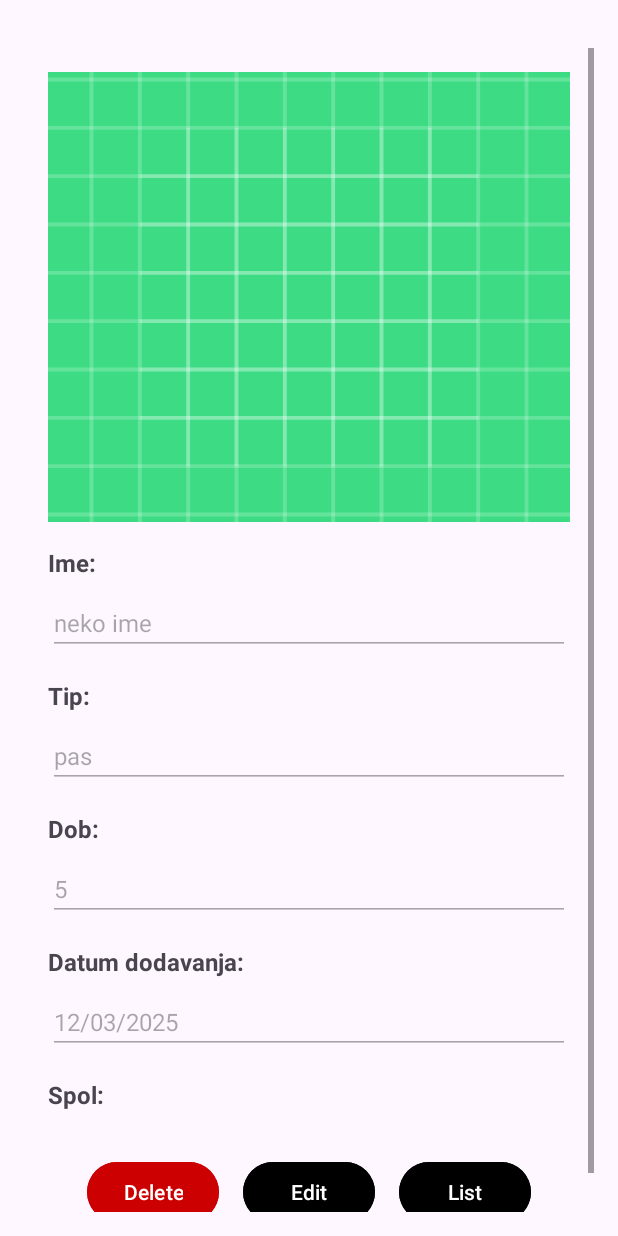
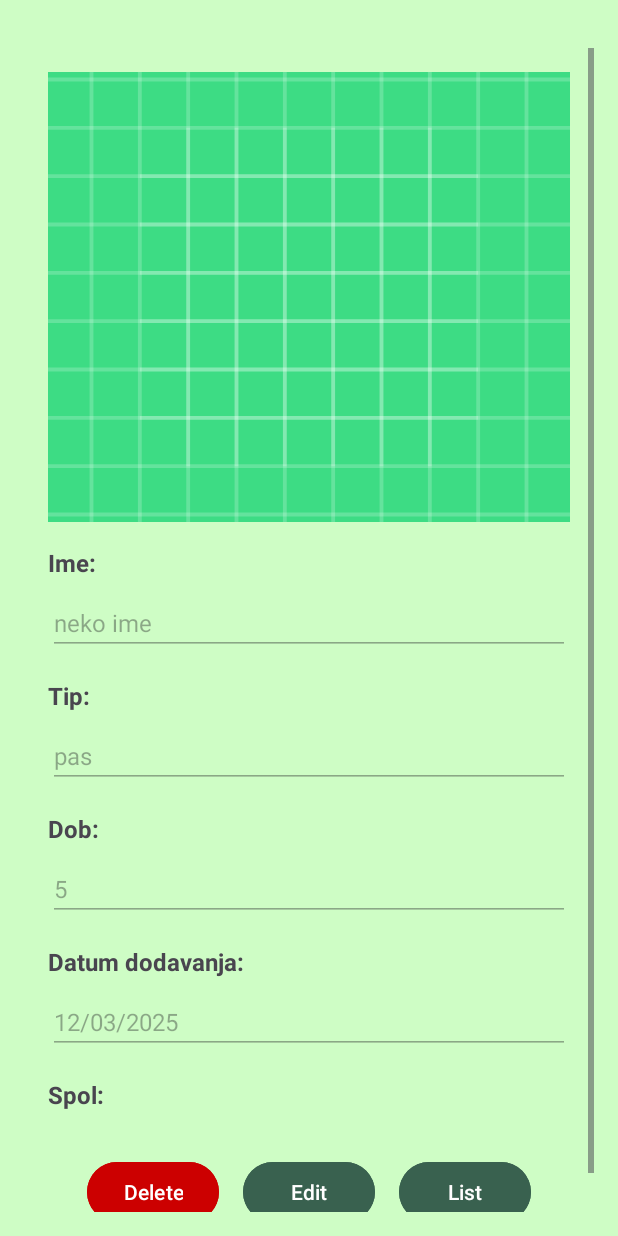
Before and after one commit to Andrej659/PetGO, an Android app: the fragment PetDetailFragment placed in its activity, on a phone screen of 412 x 824 dp. Run offline under Robolectric (Android 15) with nearby library versions, the light colour scheme and no system bars; our stand-ins replace Room's generated code.

Commit message:
uređivanje koda radi preglednosti, te visual update

```diff
--- a/app/src/main/java/org/unizd/rma/markanjevic/adapters/PetAdapter.kt
+++ b/app/src/main/java/org/unizd/rma/markanjevic/adapters/PetAdapter.kt
@@ -15,7 +15,8 @@
     private val listener: OnPetClickListener
 ) : RecyclerView.Adapter<PetAdapter.PetViewHolder>() {
 
-    interface OnPetClickListener {
+
+    fun interface OnPetClickListener {
         fun onPetClick(petId: Int)
     }
 
--- a/app/src/main/java/org/unizd/rma/markanjevic/dao/AnimalDao.kt
+++ b/app/src/main/java/org/unizd/rma/markanjevic/dao/AnimalDao.kt
@@ -22,9 +22,11 @@
     @Query("SELECT * FROM animals WHERE id = :id")
     fun getAnimalById(id: Int): LiveData<Animal>
 
+    //Delete an animal from the database
     @Delete
     suspend fun deleteAnimal(animal: Animal)
 
+    //Update the data on the animal in the database
     @Update
     suspend fun updateAnimal(animal: Animal)
 }
--- a/app/src/main/java/org/unizd/rma/markanjevic/viewmodels/AnimalViewModel.kt
+++ b/app/src/main/java/org/unizd/rma/markanjevic/viewmodels/AnimalViewModel.kt
@@ -16,19 +16,19 @@
     }
 
     fun insertAnimal(animal: Animal) {
-        viewModelScope.launch() {
+        viewModelScope.launch {
             animalDao.insertAnimal(animal)
         }
     }
 
     fun deleteAnimal(animal: Animal) {
-        viewModelScope.launch() {
+        viewModelScope.launch {
             animalDao.deleteAnimal(animal)
         }
     }
 
     fun updateAnimal(animal: Animal) {
-        viewModelScope.launch() {
+        viewModelScope.launch {
             animalDao.updateAnimal(animal)
         }
     }
--- a/app/src/main/java/org/unizd/rma/markanjevic/views/PetDetailFragment.kt
+++ b/app/src/main/java/org/unizd/rma/markanjevic/views/PetDetailFragment.kt
@@ -172,6 +172,11 @@
             btnEdit.text = "Save"
             animalGender.visibility = View.GONE
             genderSpinner.visibility = View.VISIBLE
+            val genderArray = resources.getStringArray(R.array.gender_array)
+            val genderIndex = genderArray.indexOf(currentAnimal.gender)
+            if (genderIndex >= 0) {
+                genderSpinner.setSelection(genderIndex)
+            }
         } else {
             btnEdit.text = "Edit"
             animalGender.visibility = View.VISIBLE
--- a/app/src/main/res/layout/activity_main.xml
+++ b/app/src/main/res/layout/activity_main.xml
@@ -4,6 +4,7 @@
     xmlns:tools="http://schemas.android.com/tools"
     android:layout_width="match_parent"
     android:layout_height="match_parent"
+    android:background="#CEFDC5"
     tools:context=".MainActivity">
 
     <!-- FrameLayout koji će držati fragmente -->
--- a/app/src/main/res/layout/fragment_pet_detail.xml
+++ b/app/src/main/res/layout/fragment_pet_detail.xml
@@ -2,6 +2,7 @@
 <LinearLayout xmlns:android="http://schemas.android.com/apk/res/android"
     android:layout_width="match_parent"
     android:layout_height="match_parent"
+    android:background="#CEFDC5"
     android:orientation="vertical"
     android:padding="16dp">
 
@@ -21,147 +22,147 @@
                 android:layout_width="match_parent"
                 android:layout_height="300dp"
                 android:layout_gravity="center"
-                android:src="@drawable/ic_launcher_background"
+                android:clickable="false"
                 android:contentDescription="Animal Image"
+                android:focusable="false"
+                android:onClick="onImageClick"
                 android:scaleType="centerCrop"
-                android:clickable="false"
-                android:focusable="false"
-                android:onClick="onImageClick" />
+                android:src="@drawable/ic_launcher_background" />
 
 
             <TextView
                 android:id="@+id/animalNameLabel"
                 android:layout_width="wrap_content"
                 android:layout_height="wrap_content"
+                android:layout_marginTop="16dp"
                 android:text="Ime:"
                 android:textSize="16sp"
-                android:textStyle="bold"
-                android:layout_marginTop="16dp" />
+                android:textStyle="bold" />
 
             <EditText
                 android:id="@+id/animalName"
                 android:layout_width="match_parent"
                 android:layout_height="wrap_content"
+                android:layout_marginTop="8dp"
+                android:enabled="false"
+                android:focusable="false"
+                android:focusableInTouchMode="false"
                 android:text="neko ime"
-                android:textSize="16sp"
-                android:layout_marginTop="8dp"
-                android:focusable="false"
-                android:enabled="false"
-                android:focusableInTouchMode="false"/>
+                android:textSize="16sp" />
 
             <TextView
                 android:id="@+id/animalTypeLabel"
                 android:layout_width="wrap_content"
                 android:layout_height="wrap_content"
+                android:layout_marginTop="16dp"
                 android:text="Tip:"
                 android:textSize="16sp"
-                android:textStyle="bold"
-                android:layout_marginTop="16dp" />
+                android:textStyle="bold" />
 
             <EditText
                 android:id="@+id/animalType"
                 android:layout_width="match_parent"
                 android:layout_height="wrap_content"
+                android:layout_marginTop="8dp"
+                android:enabled="false"
+                android:focusable="false"
+                android:focusableInTouchMode="false"
                 android:text="pas"
-                android:textSize="16sp"
-                android:layout_marginTop="8dp"
-                android:focusable="false"
-                android:enabled="false"
-                android:focusableInTouchMode="false"/>
+                android:textSize="16sp" />
 
             <TextView
                 android:id="@+id/animalAgeLabel"
                 android:layout_width="wrap_content"
                 android:layout_height="wrap_content"
+                android:layout_marginTop="16dp"
                 android:text="Dob:"
                 android:textSize="16sp"
-                android:textStyle="bold"
-                android:layout_marginTop="16dp" />
+                android:textStyle="bold" />
 
             <EditText
                 android:id="@+id/animalAge"
                 android:layout_width="match_parent"
                 android:layout_height="wrap_content"
+                android:layout_marginTop="8dp"
+                android:enabled="false"
+                android:focusable="false"
+                android:focusableInTouchMode="false"
                 android:text="5"
-                android:textSize="16sp"
-                android:layout_marginTop="8dp"
-                android:focusable="false"
-                android:enabled="false"
-                android:focusableInTouchMode="false"/>
+                android:textSize="16sp" />
 
             <TextView
                 android:id="@+id/animalDateAddedLabel"
                 android:layout_width="wrap_content"
                 android:layout_height="wrap_content"
+                android:layout_marginTop="16dp"
                 android:text="Datum dodavanja:"
                 android:textSize="16sp"
-                android:textStyle="bold"
-                android:layout_marginTop="16dp" />
+                android:textStyle="bold" />
 
             <EditText
                 android:id="@+id/animalDateAdded"
                 android:layout_width="match_parent"
                 android:layout_height="wrap_content"
+                android:layout_marginTop="8dp"
+                android:enabled="false"
+                android:focusable="false"
                 android:text="12/03/2025"
-                android:textSize="16sp"
-                android:layout_marginTop="8dp"
-                android:focusable="false"
-                android:enabled="false" />
+                android:textSize="16sp" />
 
             <TextView
                 android:id="@+id/animalGenderLabel"
                 android:layout_width="wrap_content"
                 android:layout_height="wrap_content"
+                android:layout_marginTop="16dp"
                 android:text="Spol:"
                 android:textSize="16sp"
-                android:textStyle="bold"
-                android:layout_marginTop="16dp" />
+                android:textStyle="bold" />
 
             <TextView
                 android:id="@+id/animalGender"
                 android:layout_width="wrap_content"
                 android:layout_height="wrap_content"
-                android:textSize="16sp"
-                android:layout_marginTop="8dp" />
+                android:layout_marginTop="8dp"
+                android:textSize="16sp" />
 
             <Spinner
                 android:id="@+id/genderSpinner"
                 android:layout_width="wrap_content"
                 android:layout_height="wrap_content"
-                android:visibility="gone"
-                android:layout_marginTop="8dp"/>
+                android:layout_marginTop="8dp"
+                android:visibility="gone" />
 
             <LinearLayout
                 android:layout_width="match_parent"
                 android:layout_height="wrap_content"
-                android:orientation="horizontal"
-                android:gravity="center">
+                android:gravity="center"
+                android:orientation="horizontal">
 
                 <Button
                     android:id="@+id/deleteButton"
                     android:layout_width="wrap_content"
                     android:layout_height="wrap_content"
+                    android:layout_marginEnd="16dp"
+                    android:backgroundTint="@android:color/holo_red_dark"
                     android:text="Delete"
-                    android:backgroundTint="@android:color/holo_red_dark"
-                    android:textColor="@android:color/white"
-                    android:layout_marginEnd="16dp" />
+                    android:textColor="@android:color/white" />
 
                 <Button
                     android:id="@+id/editButton"
                     android:layout_width="wrap_content"
                     android:layout_height="wrap_content"
+                    android:backgroundTint="#39614F"
                     android:text="Edit"
-                    android:backgroundTint="@android:color/black"
                     android:textColor="@android:color/white" />
 
                 <Button
                     android:id="@+id/listButton"
                     android:layout_width="wrap_content"
                     android:layout_height="wrap_content"
+                    android:layout_marginStart="16dp"
+                    android:backgroundTint="#39614F"
                     android:text="List"
-                    android:backgroundTint="@android:color/black"
-                    android:textColor="@android:color/white"
-                    android:layout_marginStart="16dp" />
+                    android:textColor="@android:color/white" />
             </LinearLayout>
 
         </LinearLayout>
```
Also changed, not shown: app/src/main/res/layout/fragment_add_new_pet.xml (+32 -29 lines), app/src/main/res/layout/fragment_main.xml (+8 -6 lines), app/src/main/res/layout/fragment_pet_list.xml (+6 -5 lines), app/src/main/res/layout/fragment_selection.xml (+9 -6 lines), app/src/main/res/layout/item_pet.xml (+6 -6 lines).
